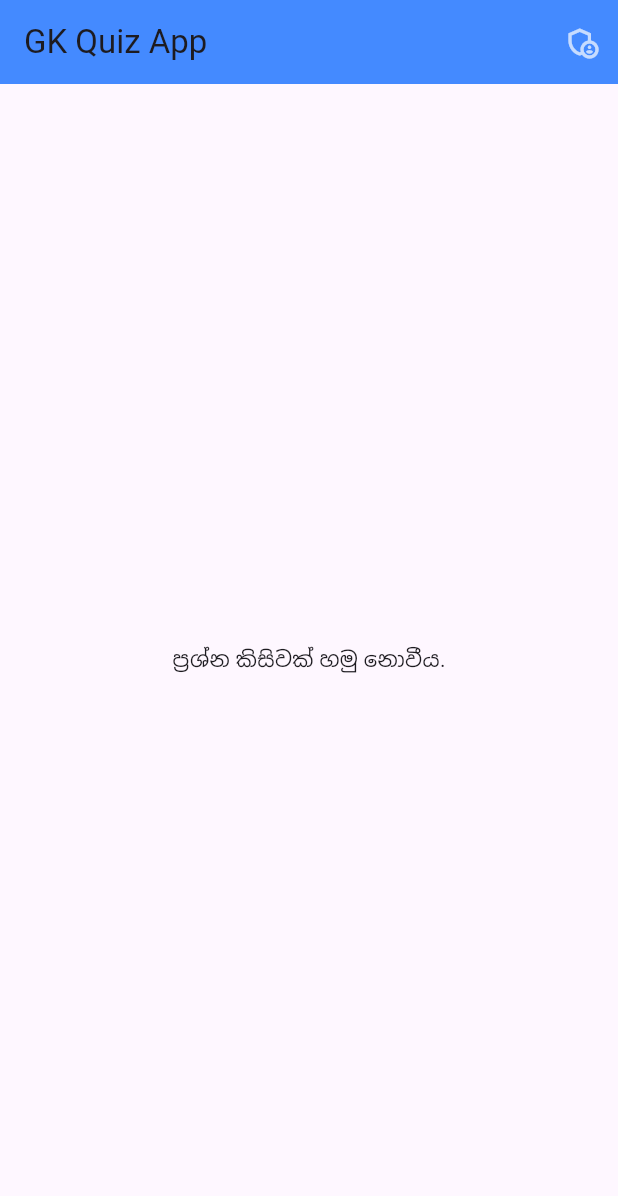
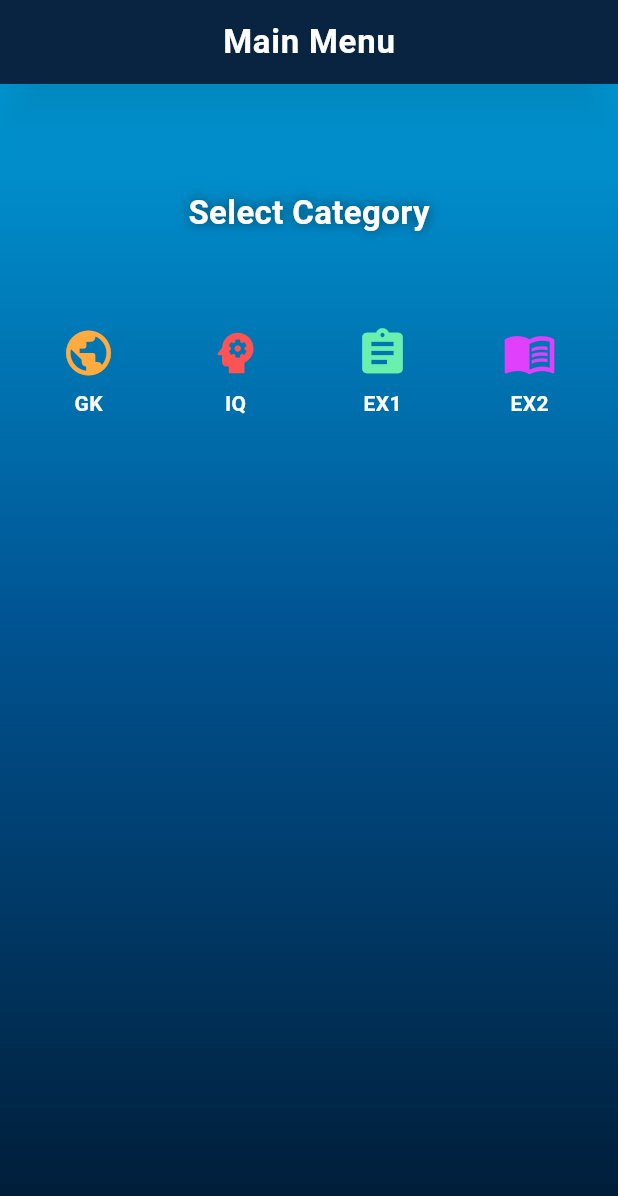
Before and after one commit to ruwan-dev/gk_quiz_app, a Flutter app: the screen it shows after launch, on a phone screen of 412 x 824 dp. Shown: the top 1196 px of the screen. Run offline on Flutter 3.47's test engine with Material 3 defaults, Android fonts, the phone set to English and light mode, and no system bars; our stand-ins replace cloud_firestore, firebase_core, percent_indicator; accounts and stored records are empty.

Commit message:
Add font assets and implement home and papers screens
- Added README for Noto fonts with build and patch information.
- Created HTML redirect page for FFonts and a text file for font download instructions.
- Added installation guide for new fonts across different operating systems.
- Implemented quick tips HTML redirecting to WhatFontIs.
- Developed HomeScreen with category selection for quizzes.
- Created PapersScreen to display papers from Firestore based on selected category.
- Introduced AppTheme for consistent theming across the application.

```diff
--- /dev/null
+++ b/assets/fonts/ffonts.net.txt
@@ -0,0 +1,5 @@
+Download Free fonts from FFonts:
+
+https://www.ffonts.net
+
+Free Fonts Donwload
--- a/lib/main.dart
+++ b/lib/main.dart
@@ -3,18 +3,17 @@ import 'package:firebase_core/firebase_core.dart';
 import 'package:provider/provider.dart';
 import 'firebase_options.dart';
 import 'providers/quiz_provider.dart';
-import 'screens/quiz_screen.dart';
+import 'screens/home_screen.dart';
+import 'theme/app_theme.dart';
 
 void main() async {
   WidgetsFlutterBinding.ensureInitialized();
   await Firebase.initializeApp(
     options: DefaultFirebaseOptions.currentPlatform,
   );
-
   runApp(
     MultiProvider(
       providers: [
-        // මෙතන QuizProvider එක අනිවාර්යයෙන්ම තිබිය යුතුයි
         ChangeNotifierProvider(create: (_) => QuizProvider()),
       ],
       child: const MyApp(),
@@ -30,11 +29,28 @@ class MyApp extends StatelessWidget {
     return MaterialApp(
       debugShowCheckedModeBanner: false,
       title: 'GK Quiz App',
-      theme: ThemeData(
-        colorScheme: ColorScheme.fromSeed(seedColor: Colors.deepPurple),
-        useMaterial3: true,
-      ),
-      home: const QuizScreen(),
+      theme: AppTheme.lightTheme,
+      home: const MainBackgroundWrapper(child: HomeScreen()),
     );
   }
 }
+
+// Vista Aero Background Gradient
+class MainBackgroundWrapper extends StatelessWidget {
+  final Widget child;
+  const MainBackgroundWrapper({super.key, required this.child});
+
+  @override
+  Widget build(BuildContext context) {
+    return Container(
+      decoration: const BoxDecoration(
+        gradient: LinearGradient(
+          begin: Alignment.topCenter,
+          end: Alignment.bottomCenter,
+          colors: [Color(0xFF00A3E0), Color(0xFF005493), Color(0xFF001A33)],
+        ),
+      ),
+      child: child,
+    );
+  }
+}
--- /dev/null
+++ b/lib/screens/home_screen.dart
@@ -0,0 +1,83 @@
+import 'package:flutter/material.dart';
+import 'papers_screen.dart';
+import '../main.dart';
+
+class HomeScreen extends StatelessWidget {
+  const HomeScreen({super.key});
+
+  @override
+  Widget build(BuildContext context) {
+    return Scaffold(
+      backgroundColor: Colors.transparent,
+      appBar: AppBar(
+        title: const Text("Main Menu"),
+      ),
+      body: Padding(
+        padding: const EdgeInsets.symmetric(horizontal: 10.0),
+        child: Column(
+          children: [
+            const SizedBox(height: 70),
+            const Text(
+              "Select Category",
+              style: TextStyle(
+                color: Colors.white,
+                fontSize: 22,
+                fontWeight: FontWeight.bold,
+                shadows: [Shadow(color: Colors.black54, blurRadius: 10)],
+              ),
+            ),
+            const SizedBox(height: 50),
+            Row(
+              mainAxisAlignment: MainAxisAlignment.spaceEvenly,
+              children: [
+                _buildCategoryCard(context, "GK", Icons.public, Colors.orangeAccent, "gk"),
+                _buildCategoryCard(context, "IQ", Icons.psychology, Colors.redAccent, "iq"),
+                _buildCategoryCard(context, "EX1", Icons.assignment, Colors.greenAccent, "exam1"),
+                _buildCategoryCard(context, "EX2", Icons.menu_book, Colors.purpleAccent, "exam2"),
+              ],
+            ),
+          ],
+        ),
+      ),
+    );
+  }
+
+  Widget _buildCategoryCard(BuildContext context, String title, IconData icon, Color iconColor, String catId) {
+    return Expanded(
+      child: Material(
+        color: Colors.transparent,
+        child: InkWell(
+          borderRadius: BorderRadius.circular(15),
+          onTap: () {
+            Navigator.push(
+              context,
+              MaterialPageRoute(
+                builder: (context) => MainBackgroundWrapper(
+                  child: PapersScreen(categoryId: catId, categoryName: title),
+                ),
+              ),
+            );
+          },
+          child: Padding(
+            padding: const EdgeInsets.symmetric(vertical: 10, horizontal: 2),
+            child: Column(
+              mainAxisSize: MainAxisSize.min,
+              children: [
+                Icon(icon, size: 36, color: iconColor),
+                const SizedBox(height: 6),
+                Text(
+                  title,
+                  style: const TextStyle(
+                    fontSize: 14,
+                    fontWeight: FontWeight.bold,
+                    color: Colors.white,
+                  ),
+                ),
+              ],
+            ),
+          ),
+        ),
+      ),
+    );
+  }
+}
--- a/lib/screens/quiz_screen.dart
+++ b/lib/screens/quiz_screen.dart
@@ -1,10 +1,13 @@
 import 'package:flutter/material.dart';
 import 'package:provider/provider.dart';
+import 'package:percent_indicator/percent_indicator.dart';
 import '../providers/quiz_provider.dart';
-import 'admin_panel.dart'; // Admin Panel එක මෙතනට import කරන්න
 
 class QuizScreen extends StatefulWidget {
-  const QuizScreen({super.key});
+  final String categoryId;
+  final String paperId;
+
+  const QuizScreen({super.key, required this.categoryId, required this.paperId});
 
   @override
   State<QuizScreen> createState() => _QuizScreenState();
@@ -15,24 +18,30 @@ class _QuizScreenState extends State<QuizScreen> {
   void initState() {
     super.initState();
     WidgetsBinding.instance.addPostFrameCallback((_) {
-      Provider.of<QuizProvider>(context, listen: false).loadQuestions();
+      Provider.of<QuizProvider>(context, listen: false).loadQuestions(widget.categoryId, widget.paperId);
     });
   }
 
   @override
   Widget build(BuildContext context) {
     return Scaffold(
+      backgroundColor: Colors.transparent,
       appBar: AppBar(
-        title: const Text("GK Quiz App"),
-        backgroundColor: Colors.blueAccent,
-        // මෙන්න මෙතනට මම Admin Panel එකට යන button එක ආයෙත් දැම්මා
+        title: Text(widget.paperId.toUpperCase()),
         actions: [
-          IconButton(
-            icon: const Icon(Icons.admin_panel_settings_outlined, color: Colors.white70),
-            onPressed: () {
-              Navigator.push(
-                context,
-                MaterialPageRoute(builder: (context) => const AdminPanel()),
+          Consumer<QuizProvider>(
+            builder: (context, quizProvider, child) {
+              return Padding(
+                padding: const EdgeInsets.only(right: 15),
+                child: CircularPercentIndicator(
+                  radius: 20.0,
+                  lineWidth: 3.5,
+                  percent: quizProvider.timerPercent,
+                  center: Text("${quizProvider.secondsRemaining}", style: const TextStyle(fontSize: 10, color: Colors.white, fontWeight: FontWeight.bold)),
+                  progressColor: quizProvider.secondsRemaining < 10 ? Colors.redAccent : Colors.greenAccent,
+                  backgroundColor: Colors.white24,
+                  circularStrokeCap: CircularStrokeCap.round,
+                ),
               );
             },
           ),
@@ -40,8 +49,8 @@ class _QuizScreenState extends State<QuizScreen> {
       ),
       body: Consumer<QuizProvider>(
         builder: (context, quizProvider, child) {
-          if (quizProvider.isLoading) return const Center(child: CircularProgressIndicator());
-          if (quizProvider.questions.isEmpty) return const Center(child: Text("ප්‍රශ්න කිසිවක් හමු නොවීය."));
+          if (quizProvider.isLoading) return const Center(child: CircularProgressIndicator(color: Colors.white));
+          if (quizProvider.questions.isEmpty) return const Center(child: Text("No questions available", style: TextStyle(color: Colors.white)));
 
           final currentQuestion = quizProvider.questions[quizProvider.currentIndex];
 
@@ -50,109 +59,64 @@ class _QuizScreenState extends State<QuizScreen> {
             child: Column(
               crossAxisAlignment: CrossAxisAlignment.stretch,
               children: [
-                // Progress Bar එක
-                LinearProgressIndicator(
-                  value: (quizProvider.currentIndex + 1) / quizProvider.questions.length,
-                  backgroundColor: Colors.grey.shade200,
-                  color: Colors.blueAccent,
+                LinearProgressIndicator(value: (quizProvider.currentIndex + 1) / quizProvider.questions.length, color: Colors.white, backgroundColor: Colors.white12),
+                const SizedBox(height: 10),
+                Text(
+                  "Question ${quizProvider.currentIndex + 1} / ${quizProvider.questions.length}",
+                  style: const TextStyle(color: Colors.white70, fontSize: 14, fontWeight: FontWeight.bold),
                 ),
-                const SizedBox(height: 20),
-                Text(
-                  "ප්‍රශ්නය ${quizProvider.currentIndex + 1} / ${quizProvider.questions.length}",
-                  style: const TextStyle(fontSize: 18, fontWeight: FontWeight.bold)
+                const SizedBox(height: 10),
+                Card(
+                  child: Padding(
+                    padding: const EdgeInsets.all(15.0),
+                    child: Text(currentQuestion.questionText, style: const TextStyle(fontSize: 18, fontWeight: FontWeight.bold), textAlign: TextAlign.center),
                   ),
-                const SizedBox(height: 15),
-                Text(currentQuestion.questionText, style: const TextStyle(fontSize: 20)),
-                const SizedBox(height: 25),
-
-                // පිළිතුරු (Options) ලැයිස්තුව
-                ...List.generate(currentQuestion.options.length, (index) {
+                ),
+                const SizedBox(height: 10),
+                Expanded(
+                  child: ListView.builder(
+                    itemCount: currentQuestion.options.length,
+                    itemBuilder: (context, index) {
                       Color buttonColor = Colors.white;
-
                       if (quizProvider.isAnswerChecked) {
-                    // නිවැරදි පිළිතුර සැමවිටම කොළ පාටින්
-                    if (index == currentQuestion.correctAnswerIndex) {
-                      buttonColor = Colors.green.shade400;
-                    }
-                    // වැරදි එකක් තෝරා ඇත්නම් එය රතු පාටින්
-                    else if (index == quizProvider.selectedAnswerIndex) {
-                      buttonColor = Colors.red.shade400;
-                    }
-                  } else {
-                    // තවම චෙක් කර නැති විට තෝරාගත් එක නිල් පාටින්
-                    if (index == quizProvider.selectedAnswerIndex) {
-                      buttonColor = Colors.blue.shade100;
-                    }
-                  }
+                        if (index == currentQuestion.correctAnswerIndex) buttonColor = Colors.green.shade400;
+                        else if (index == quizProvider.selectedAnswerIndex) buttonColor = Colors.red.shade400;
+                      } else if (index == quizProvider.selectedAnswerIndex) buttonColor = Colors.blue.shade100;
 
                       return Padding(
-                    padding: const EdgeInsets.symmetric(vertical: 6),
+                        padding: const EdgeInsets.symmetric(vertical: 4),
                         child: ElevatedButton(
-                      style: ElevatedButton.styleFrom(
-                        backgroundColor: buttonColor,
-                        foregroundColor: Colors.black87,
-                        side: BorderSide(
-                          color: quizProvider.selectedAnswerIndex == index ? Colors.blue : Colors.grey.shade300
-                        ),
-                        padding: const EdgeInsets.all(15),
-                        shape: RoundedRectangleBorder(borderRadius: BorderRadius.circular(10)),
-                      ),
+                          style: ElevatedButton.styleFrom(backgroundColor: buttonColor, foregroundColor: Colors.black87),
                           onPressed: () => quizProvider.selectAnswer(index),
-                      child: Text(currentQuestion.options[index], style: const TextStyle(fontSize: 17)),
+                          child: Text(currentQuestion.options[index], textAlign: TextAlign.center),
                         ),
                       );
-                }),
-
-                const SizedBox(height: 20),
-
-                // "Check Answer" Button
-                if (!quizProvider.isAnswerChecked)
-                  ElevatedButton(
-                    onPressed: quizProvider.selectedAnswerIndex == null ? null : () => quizProvider.checkAnswer(),
-                    style: ElevatedButton.styleFrom(
-                      backgroundColor: Colors.orange,
-                      foregroundColor: Colors.white,
-                      padding: const EdgeInsets.symmetric(vertical: 12),
+                    },
                   ),
-                    child: const Text("Check Answer", style: TextStyle(fontSize: 18)),
                 ),
-
-                // Explanation (උත්තරේ චෙක් කළාට පස්සේ පෙන්වයි)
                 if (quizProvider.isAnswerChecked)
                   Container(
-                    padding: const EdgeInsets.all(12),
-                    margin: const EdgeInsets.only(top: 10),
-                    decoration: BoxDecoration(
-                      color: Colors.yellow.shade100,
-                      borderRadius: BorderRadius.circular(10),
-                      border: Border.all(color: Colors.orange.shade200),
+                    padding: const EdgeInsets.all(10),
+                    margin: const EdgeInsets.only(bottom: 10),
+                    decoration: BoxDecoration(color: Colors.white10, borderRadius: BorderRadius.circular(10)),
+                    child: Text("💡 Explanation: ${currentQuestion.explanation}", style: const TextStyle(color: Colors.white, fontStyle: FontStyle.italic, fontSize: 13)),
                   ),
-                    child: Text(
-                      "💡 විස්තරය: ${currentQuestion.explanation}",
-                      style: const TextStyle(fontStyle: FontStyle.italic, fontSize: 15)
+                Row(
+                  children: [
+                    IconButton(icon: const Icon(Icons.arrow_circle_left, size: 45, color: Colors.white70), onPressed: quizProvider.currentIndex == 0 ? null : () => quizProvider.prevQuestion()),
+                    Expanded(
+                      child: Padding(
+                        padding: const EdgeInsets.symmetric(horizontal: 10),
+                        child: quizProvider.isAnswerChecked
+                          ? const SizedBox.shrink()
+                          : ElevatedButton(
+                              onPressed: quizProvider.selectedAnswerIndex == null ? null : () => quizProvider.checkAnswer(),
+                              style: ElevatedButton.styleFrom(backgroundColor: Colors.orangeAccent),
+                              child: const Text("Check Answer"),
                             ),
                       ),
-
-                const Spacer(),
-
-                // Navigation (Back & Next)
-                Row(
-                  mainAxisAlignment: MainAxisAlignment.spaceBetween,
-                  children: [
-                    TextButton.icon(
-                      onPressed: quizProvider.currentIndex == 0 ? null : () => quizProvider.prevQuestion(),
-                      icon: const Icon(Icons.arrow_back),
-                      label: const Text("Back"),
                     ),
-                    ElevatedButton.icon(
-                      onPressed: !quizProvider.isAnswerChecked ? null : () => quizProvider.nextQuestion(),
-                      icon: const Icon(Icons.arrow_forward),
-                      label: const Text("Next"),
-                      style: ElevatedButton.styleFrom(
-                        backgroundColor: Colors.blueAccent,
-                        foregroundColor: Colors.white
-                      ),
-                    ),
+                    IconButton(icon: const Icon(Icons.arrow_circle_right, size: 45, color: Colors.white), onPressed: !quizProvider.isAnswerChecked ? null : () => quizProvider.nextQuestion()),
                   ],
                 ),
               ],
--- /dev/null
+++ b/lib/theme/app_theme.dart
@@ -0,0 +1,79 @@
+import 'package:flutter/material.dart';
+
+class AppTheme {
+  static const Color vistaBlue = Color(0xFF005493);
+  static const Color vistaLightBlue = Color(0xFF00A3E0);
+  static const Color vistaDeepDark = Color(0xFF001A33);
+
+  static const Color glassBase = Color(0x22FFFFFF);
+  static const Color glassBorder = Color(0x44FFFFFF);
+
+  static ThemeData get lightTheme {
+    return ThemeData(
+      useMaterial3: true,
+      // Removed the custom Sinhala fontFamily to use system default
+
+      colorScheme: ColorScheme.fromSeed(
+        seedColor: vistaBlue,
+        primary: vistaBlue,
+        secondary: vistaLightBlue,
+      ),
+
+      appBarTheme: const AppBarTheme(
+        backgroundColor: vistaDeepDark,
+        foregroundColor: Colors.white,
+        elevation: 15,
+        centerTitle: true,
+        shadowColor: Colors.black45,
+        titleTextStyle: TextStyle(
+          fontSize: 22,
+          fontWeight: FontWeight.bold,
+          letterSpacing: 0.5
+        ),
+      ),
+
+      elevatedButtonTheme: ElevatedButtonThemeData(
+        style: ElevatedButton.styleFrom(
+          backgroundColor: vistaBlue,
+          foregroundColor: Colors.white,
+          elevation: 10,
+          shadowColor: vistaLightBlue.withOpacity(0.5),
+          padding: const EdgeInsets.symmetric(vertical: 15, horizontal: 25),
+          shape: RoundedRectangleBorder(
+            borderRadius: BorderRadius.circular(15),
+            side: const BorderSide(
+              color: Color(0x66FFFFFF),
+              width: 1.5,
+            ),
+          ),
+          textStyle: const TextStyle(
+            fontSize: 17,
+            fontWeight: FontWeight.w600
+          ),
+        ),
+      ),
+
+      cardTheme: CardThemeData(
+        color: Colors.white.withOpacity(0.85),
+        elevation: 20,
+        shadowColor: Colors.black38,
+        margin: const EdgeInsets.all(12),
+        shape: RoundedRectangleBorder(
+          borderRadius: BorderRadius.circular(22),
+          side: const BorderSide(color: glassBorder, width: 1),
+        ),
+      ),
+
+      textTheme: const TextTheme(
+        headlineMedium: TextStyle(
+          fontWeight: FontWeight.w900,
+          color: vistaDeepDark,
+          fontSize: 24,
+          shadows: [Shadow(color: Colors.black12, blurRadius: 2, offset: Offset(1, 1))],
+        ),
+        bodyLarge: TextStyle(fontSize: 18, color: Colors.black87, height: 1.4),
+        labelLarge: TextStyle(fontWeight: FontWeight.bold),
+      ),
+    );
+  }
+}
```
Also changed, not shown: assets/fonts/install-a-new-font.txt (added, +44 -0 lines), lib/providers/quiz_provider.dart (+45 -6 lines), lib/screens/admin_panel.dart (+62 -32 lines), lib/screens/papers_screen.dart (added, +69 -0 lines), lib/services/database_service.dart (+10 -3 lines), pubspec.yaml (+10 -66 lines), assets/fonts/4u-Ananda UltraBold.ttf (added), assets/fonts/LICENSE_OFL.txt (added), assets/fonts/NotoSansSinhala-Bold.ttf (added), 3 other files. Lines whose indentation alone changed are shown as unchanged.
